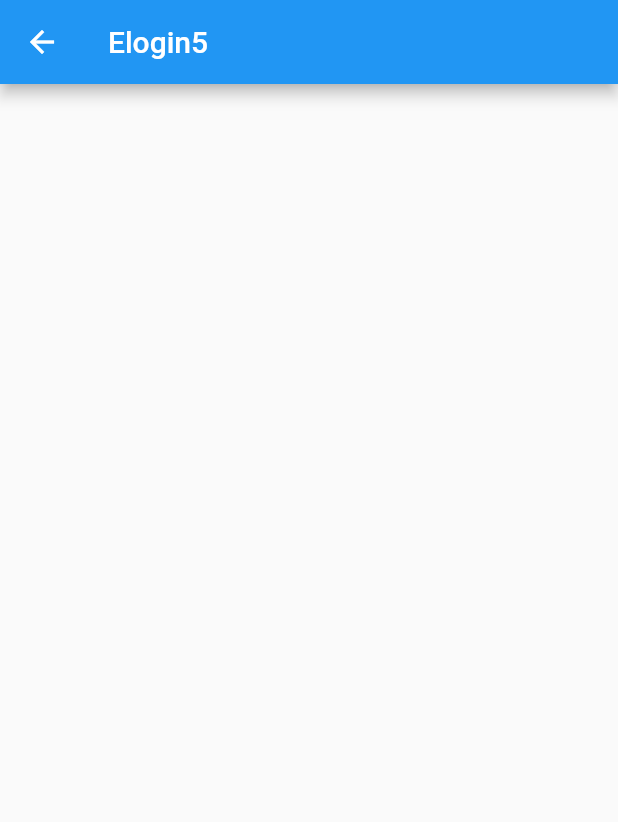
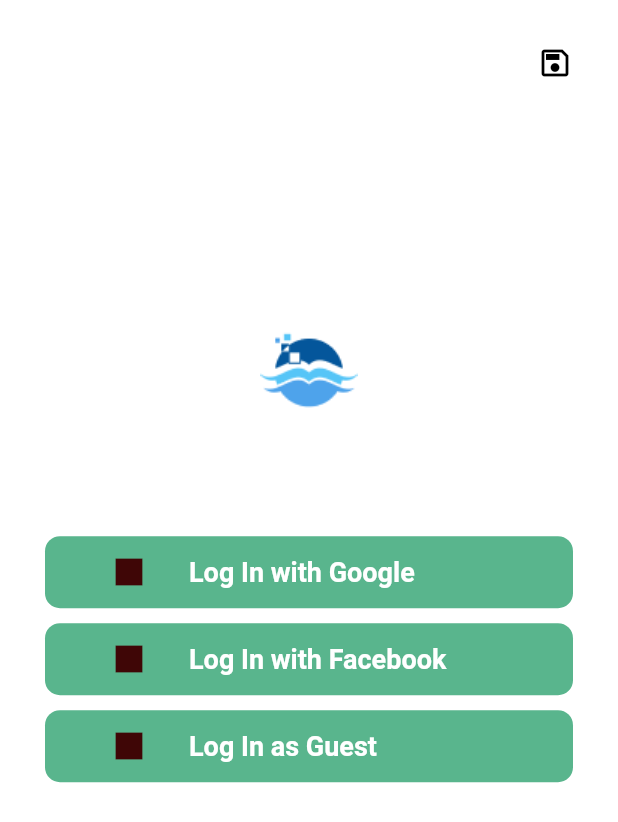
Before and after one commit to syafrialzulmi/flutter_learning, a Flutter app: the Elogin5View screen opened directly, on a phone screen of 412 x 824 dp. Shown: the top 822 px of the screen. Run offline on Flutter 3.47's test engine with Material 2 defaults, Android fonts, the phone set to English and light mode, and no system bars.

Commit message:
add elogin5

```diff
--- a/lib/module/online_class/flutter_book/elogin5/view/elogin5_view.dart
+++ b/lib/module/online_class/flutter_book/elogin5/view/elogin5_view.dart
@@ -1,6 +1,5 @@
 import 'package:flutter/material.dart';
 import 'package:flutter_learning/core.dart';
-import '../controller/elogin5_controller.dart';
 
 class Elogin5View extends StatefulWidget {
   const Elogin5View({Key? key}) : super(key: key);
@@ -9,15 +8,147 @@ class Elogin5View extends StatefulWidget {
     controller.view = this;
 
     return Scaffold(
-      appBar: AppBar(
-        title: const Text("Elogin5"),
-        actions: const [],
-      ),
+      backgroundColor: Colors.white,
       body: SingleChildScrollView(
+        physics: const NeverScrollableScrollPhysics(),
         child: Container(
-          padding: const EdgeInsets.all(10.0),
+          padding: const EdgeInsets.all(30),
+          height: MediaQuery.of(Get.currentContext).size.height,
           child: Column(
-            children: const [],
+            children: [
+              const Expanded(
+                child: Align(
+                  alignment: Alignment.topRight,
+                  child: Icon(
+                    Icons.save_outlined,
+                    color: Colors.black,
+                  ),
+                ),
+              ),
+              Expanded(
+                flex: 2,
+                child: SizedBox(
+                  child: Image.asset(
+                    'assets/icons/magicbook_logo.png',
+                  ),
+                ),
+              ),
+              Expanded(
+                flex: 4,
+                child: Column(
+                  children: [
+                    ElevatedButton(
+                      onPressed: () {},
+                      style: ElevatedButton.styleFrom(
+                        backgroundColor: const Color(0xff59B58D),
+                        elevation: 0,
+                        fixedSize:
+                            Size(MediaQuery.of(context).size.width * 1, 48),
+                        shape: RoundedRectangleBorder(
+                          borderRadius: BorderRadius.circular(10.0),
+                        ),
+                      ),
+                      child: Row(
+                        children: const [
+                          Expanded(
+                            flex: 1,
+                            child: Icon(
+                              Icons.square,
+                              color: Color(0xff3F0606),
+                            ),
+                          ),
+                          Expanded(
+                            flex: 3,
+                            child: Text(
+                              "Log In with Google",
+                              style: TextStyle(
+                                color: Colors.white,
+                                fontSize: 18,
+                                fontWeight: FontWeight.w700,
+                              ),
+                            ),
+                          ),
+                        ],
+                      ),
+                    ),
+                    const SizedBox(
+                      height: 10,
+                    ),
+                    ElevatedButton(
+                      onPressed: () {},
+                      style: ElevatedButton.styleFrom(
+                        backgroundColor: const Color(0xff59B58D),
+                        elevation: 0,
+                        fixedSize:
+                            Size(MediaQuery.of(context).size.width * 1, 48),
+                        shape: RoundedRectangleBorder(
+                          borderRadius: BorderRadius.circular(10.0),
+                        ),
+                      ),
+                      child: Row(
+                        children: const [
+                          Expanded(
+                            flex: 1,
+                            child: Icon(
+                              Icons.square,
+                              color: Color(0xff3F0606),
+                            ),
+                          ),
+                          Expanded(
+                            flex: 3,
+                            child: Text(
+                              "Log In with Facebook",
+                              style: TextStyle(
+                                color: Colors.white,
+                                fontSize: 18,
+                                fontWeight: FontWeight.w700,
+                              ),
+                            ),
+                          ),
+                        ],
+                      ),
+                    ),
+                    const SizedBox(
+                      height: 10,
+                    ),
+                    ElevatedButton(
+                      onPressed: () {},
+                      style: ElevatedButton.styleFrom(
+                        backgroundColor: const Color(0xff59B58D),
+                        elevation: 0,
+                        fixedSize:
+                            Size(MediaQuery.of(context).size.width * 1, 48),
+                        shape: RoundedRectangleBorder(
+                          borderRadius: BorderRadius.circular(10.0),
+                        ),
+                      ),
+                      child: Row(
+                        children: const [
+                          Expanded(
+                            flex: 1,
+                            child: Icon(
+                              Icons.square,
+                              color: Color(0xff3F0606),
+                            ),
+                          ),
+                          Expanded(
+                            flex: 3,
+                            child: Text(
+                              "Log In as Guest",
+                              style: TextStyle(
+                                color: Colors.white,
+                                fontSize: 18,
+                                fontWeight: FontWeight.w700,
+                              ),
+                            ),
+                          ),
+                        ],
+                      ),
+                    ),
+                  ],
+                ),
+              ),
+            ],
           ),
         ),
       ),
```
